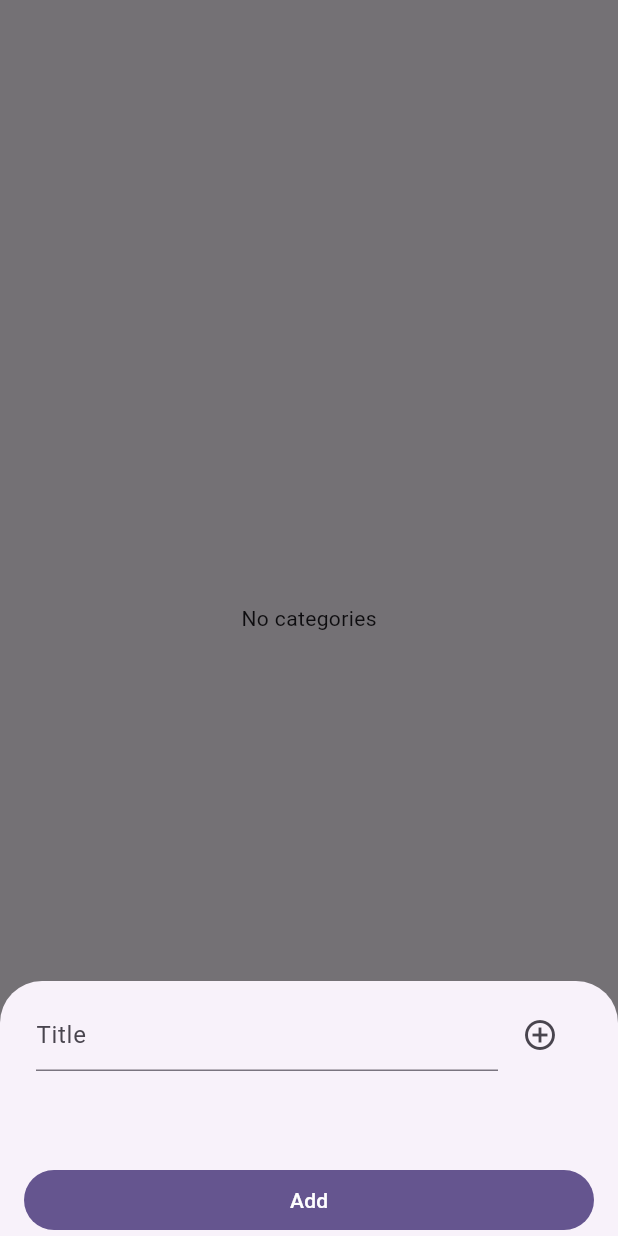
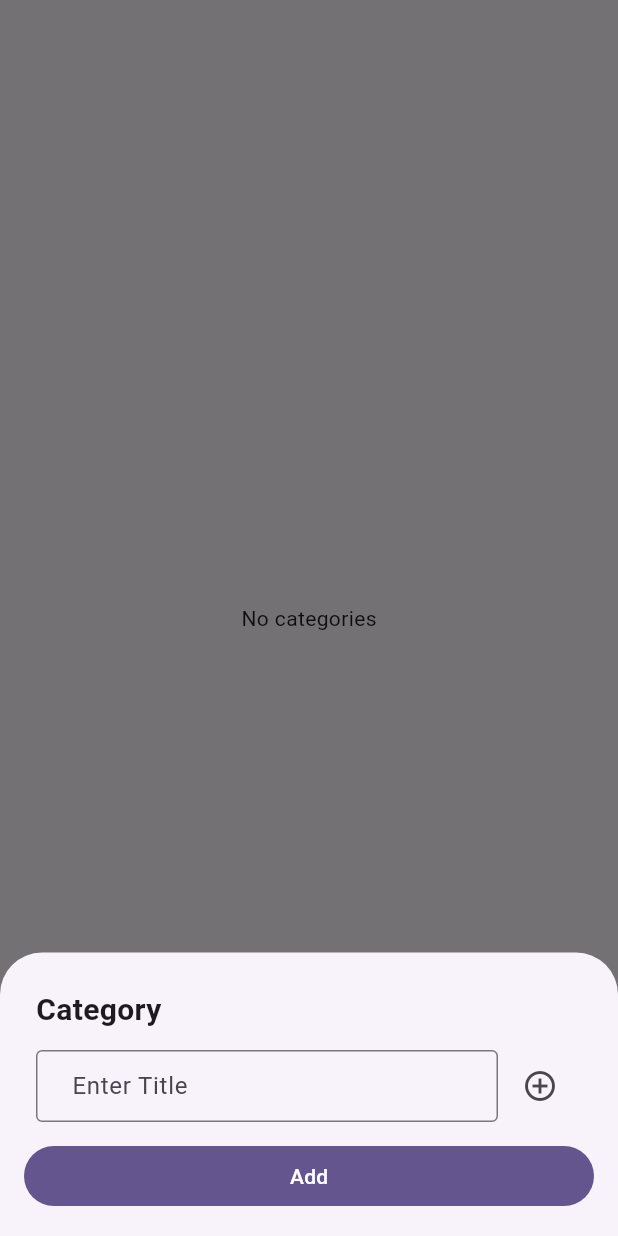
Before and after one commit to ddedida/fp-ppb-expense-tracker, a Flutter app: the CategoryPage screen opened by its route, after a tap on the "add" icon, on a phone screen of 412 x 824 dp. Run offline on Flutter 3.47's test engine with Material 3 defaults, Android fonts, the phone set to English and light mode, and no system bars; our stand-ins replace sqflite; accounts and stored records are empty.

Commit message:
feat: add category detail page

```diff
--- a/lib/model/categories.dart
+++ b/lib/model/categories.dart
@@ -28,7 +28,7 @@ class CategoryFields {
 }
 
 class Category {
-  final String? id;
+  final int? id;
   final String title;
   final int iconCodePoint;
   final int categoriesType;
@@ -45,7 +45,7 @@ class Category {
   });
 
   Future<Category> copy({
-    String? id,
+    int? id,
     String? title,
     int? iconCodePoint,
     int? categoriesType,
@@ -63,7 +63,7 @@ class Category {
   }
 
   static Category fromJson(Map<String, Object?> json) => Category(
-        id: json[CategoryFields.id] as String?,
+        id: json[CategoryFields.id] as int?,
         title: json[CategoryFields.title] as String,
         iconCodePoint: json[CategoryFields.iconCodePoint] as int,
         categoriesType: json[CategoryFields.categoriesType] as int,
--- a/lib/pages/category_add_page.dart
+++ b/lib/pages/category_add_page.dart
@@ -37,20 +37,36 @@ class _CategoryAddPageState extends State<CategoryAddPage> {
         child: Padding(
           padding: const EdgeInsets.symmetric(horizontal: 16.0),
           child: Column(
-            mainAxisAlignment: MainAxisAlignment.spaceBetween,
+            mainAxisAlignment: MainAxisAlignment.start,
             children: [
               Padding(
                 padding: const EdgeInsets.all(8.0),
-                child: Row(
+                child: Column(
+                  children: [
+                    const SizedBox(height: 16.0),
+                    const Align(
+                      alignment: Alignment.centerLeft,
+                      child: Text(
+                        'Category',
+                        style: TextStyle(fontSize: 20, fontWeight: FontWeight.bold),
+                      ),
+                    ),
+                    const SizedBox(height: 8),
+                    Row(
                       mainAxisAlignment: MainAxisAlignment.center,
                       children: [
                         Expanded(
                           child: TextFormField(
                             initialValue: _title,
-                        decoration: const InputDecoration(hintText: 'Title'),
+                            decoration: const InputDecoration(
+                              border: OutlineInputBorder(),
+                              contentPadding: EdgeInsets.symmetric(horizontal: 20.0),
+                              hintText: 'Enter Title',
+                              hintStyle: TextStyle(fontWeight: FontWeight.normal)
+                            ),
                             validator: (value) {
                               if (value == null || value.isEmpty) {
-                            return 'Please enter title';
+                                return 'Please enter category title';
                               }
                               return null;
                             },
@@ -79,6 +95,8 @@ class _CategoryAddPageState extends State<CategoryAddPage> {
                         ),
                       ],
                     ),
+                  ],
+                ),
               ),
               Row(
                 children: [
@@ -91,7 +109,8 @@ class _CategoryAddPageState extends State<CategoryAddPage> {
                     ),
                   ),
                 ],
-              )
+              ),
+              const SizedBox(height: 16)
             ],
           ),
         ),
--- a/lib/pages/category_page.dart
+++ b/lib/pages/category_page.dart
@@ -3,6 +3,7 @@ import 'package:fp_ppb_expense_tracker/pages/category_add_page.dart';
 import 'package:fp_ppb_expense_tracker/model/categories.dart';
 import 'package:fp_ppb_expense_tracker/infrastructure/db/categories.dart';
 import 'package:fp_ppb_expense_tracker/constant.dart';
+import 'package:fp_ppb_expense_tracker/pages/category_detail_page.dart';
 
 class CategoryPage extends StatefulWidget {
   const CategoryPage({super.key});
@@ -20,6 +21,9 @@ class _CategoryPageState extends State<CategoryPage> {
 
     categories = await CategoriesDatabases.instance.readAllCategories();
 
+    for (Category cat in categories) {
+      print(cat.id);
+    }
     setState(() => isLoading = false);
   }
 
@@ -52,12 +56,22 @@ class _CategoryPageState extends State<CategoryPage> {
       floatingActionButton: FloatingActionButton(
         onPressed: () {
           showModalBottomSheet(
+              isScrollControlled: true,
               context: context,
               useSafeArea: true,
               builder: (context) {
-                return const SizedBox(
-                    height: 170,
-                    child: CategoryAddPage(iconDataList: iconDataList));
+                return Padding(
+                  padding: EdgeInsets.only(
+                    bottom: MediaQuery.of(context).viewInsets.bottom
+                  ),
+                  child: const Column(
+                    crossAxisAlignment: CrossAxisAlignment.start,
+                    mainAxisSize: MainAxisSize.min,
+                    children: [
+                      CategoryAddPage(iconDataList: iconDataList),
+                    ],
+                  ),
+                );
               }).then((_) => refreshCategories());
         },
         child: const Icon(Icons.add),
@@ -71,11 +85,21 @@ class _CategoryPageState extends State<CategoryPage> {
           final category = categories[index];
 
           return Card(
-            margin: const EdgeInsets.all(4.0),
+            margin: const EdgeInsets.all(8),
             child: ListTile(
               title: Text(category.title),
-              trailing: Icon(IconData(category.iconCodePoint,
-                  fontFamily: 'MaterialIcons')),
+              trailing: Icon(
+                IconData(
+                  category.iconCodePoint,
+                  fontFamily: 'MaterialIcons'
+                ),
+              ),
+              onTap: () async {
+                await Navigator.of(context).push(MaterialPageRoute(
+                  builder: (context) => CategoryDetailPage(category: category),
+                ));
+                refreshCategories();
+              },
             ),
           );
         },
```
Also changed, not shown: lib/infrastructure/db/categories.dart (+3 -5 lines), lib/pages/category_detail_page.dart (added, +83 -0 lines), pubspec.lock. Lines whose indentation alone changed are shown as unchanged.
